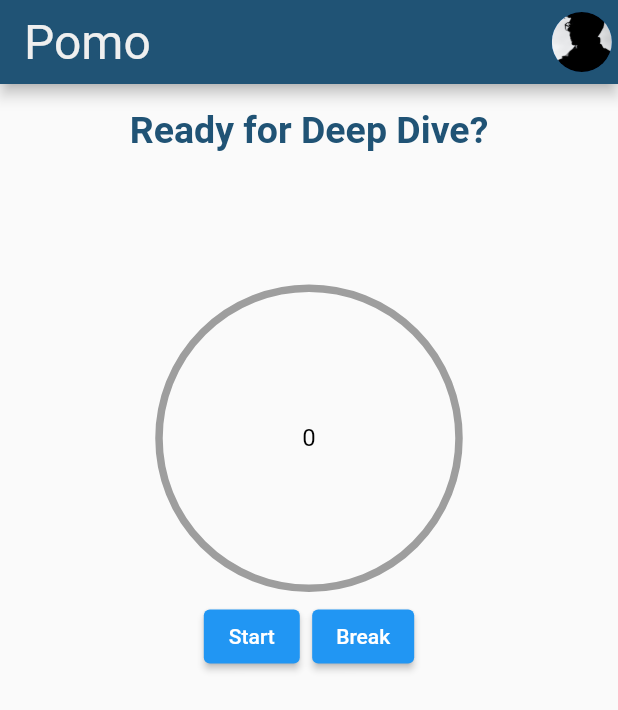
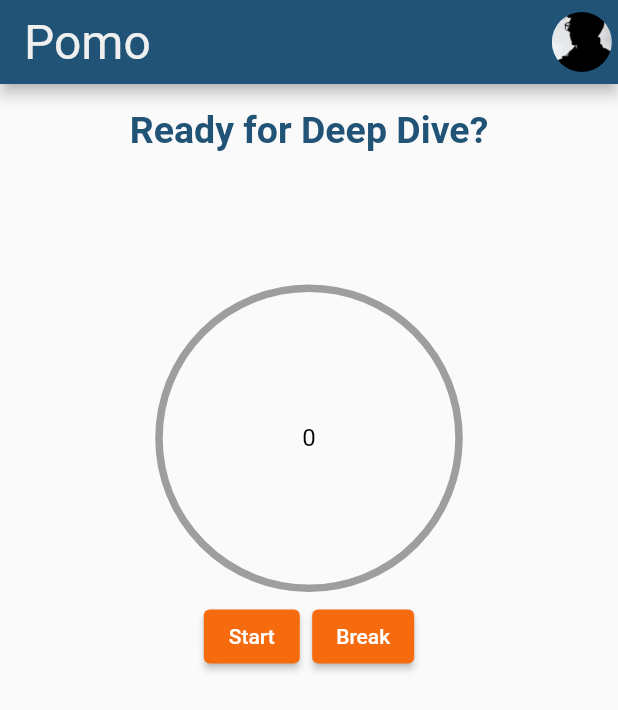
Before and after one commit to algorr/effective_work, a Flutter app: the screen it shows after launch, after a tap on "Break", on a phone screen of 412 x 824 dp. Shown: the top 710 px of the screen. Run offline on Flutter 3.47's test engine with Material 2 defaults, Android fonts, the phone set to English and light mode, and no system bars; drawn by our look-alikes of circular_countdown_timer; our stand-ins replace flutter_bloc.

Commit message:
buttons
start stop buttons were added

```diff
--- a/lib/consts/main_consts.dart
+++ b/lib/consts/main_consts.dart
@@ -14,9 +14,12 @@ class MainConsts {
 }
 
 class AppBarTextStyle {
-  static TextStyle textStyle = TextStyle(color: MainConsts.appBarTitleColor,fontSize: MainConsts.appBarTextSize);
+  static TextStyle textStyle = TextStyle(
+      color: MainConsts.appBarTitleColor, fontSize: MainConsts.appBarTextSize);
 }
 
 class HomePageConsts {
-  static TextStyle displayLarge = const TextStyle(color: Color(0XFF205375),fontSize: 25,fontWeight: FontWeight.bold);
+  static TextStyle displayLarge = const TextStyle(
+      color: Color(0XFF205375), fontSize: 25, fontWeight: FontWeight.bold);
+  static Color buttonColor = const Color(0XFFF66B0E);
 }
--- a/lib/view/home_page.dart
+++ b/lib/view/home_page.dart
@@ -1,4 +1,5 @@
 import 'package:circular_countdown_timer/circular_countdown_timer.dart';
+import 'package:effective_work/consts/main_consts.dart';
 import 'package:effective_work/viewmodel/cubit/counter_cubit.dart';
 import 'package:flutter/material.dart';
 import 'package:flutter_bloc/flutter_bloc.dart';
@@ -69,21 +70,21 @@ class HomePage extends StatelessWidget {
                   child: Row(
                     mainAxisAlignment: MainAxisAlignment.center,
                     children: [
-                      ElevatedButton(
+                      Button(
                         onPressed: () {
                           BlocProvider.of<CounterCubit>(context).startCounter();
                         },
-                        child: const Text('Start'),
+                        text: 'Start',
                       ),
                       SizedBox(
                         width: MediaQuery.of(context).size.width * .02,
                       ),
-                      ElevatedButton(
-                        onPressed: () {
-                          BlocProvider.of<CounterCubit>(context).stopCounter();
-                        },
-                        child: const Text('Break'),
-                      ),
+                      Button(
+                          onPressed: () {
+                            BlocProvider.of<CounterCubit>(context)
+                                .stopCounter();
+                          },
+                          text: 'Break')
                     ],
                   ),
                 ),
@@ -134,6 +135,28 @@ class HomePage extends StatelessWidget {
   }
 }
 
+class Button extends StatelessWidget {
+  const Button({
+    Key? key,
+    required this.onPressed,
+    required this.text,
+  }) : super(key: key);
+
+  final VoidCallback onPressed;
+  final String text;
+
+  @override
+  Widget build(BuildContext context) {
+    return ElevatedButton(
+      style: ElevatedButton.styleFrom(
+        primary: HomePageConsts.buttonColor,
+      ),
+      onPressed: onPressed,
+      child: Text(text),
+    );
+  }
+}
+
 class _CustomTextField extends StatelessWidget {
   const _CustomTextField({
     Key? key,
```
